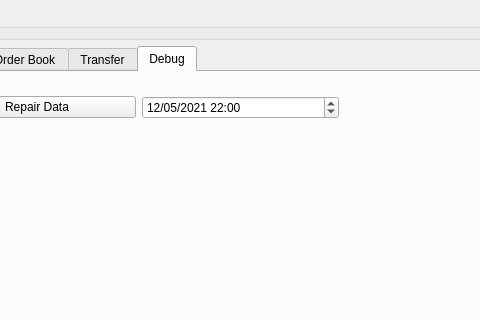
The window that src/mainwindow.ui (biddisco/lxqt-build-tools) describes before a commit, drawn with Qt 5; both pictures show x 83 to 563 and y 0 to 320 of the 1080 by 727 pixel window.
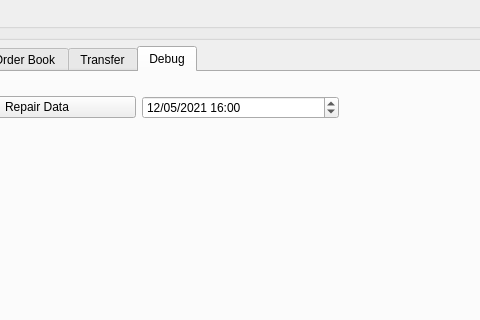
The same window after the commit. The open tabs and pages were chosen to show the change.

Patch:
```diff
--- a/src/mainwindow.ui
+++ b/src/mainwindow.ui
@@ -408,7 +408,7 @@
             <widget class="QDateTimeEdit" name="repair_date">
              <property name="dateTime">
               <datetime>
-               <hour>22</hour>
+               <hour>16</hour>
                <minute>0</minute>
                <second>0</second>
                <year>2021</year>
@@ -418,7 +418,7 @@
              </property>
              <property name="minimumTime">
               <time>
-               <hour>23</hour>
+               <hour>20</hour>
                <minute>0</minute>
                <second>0</second>
               </time>
```
Left out of the diff: 6 changed lines with no effect on the pictures.
